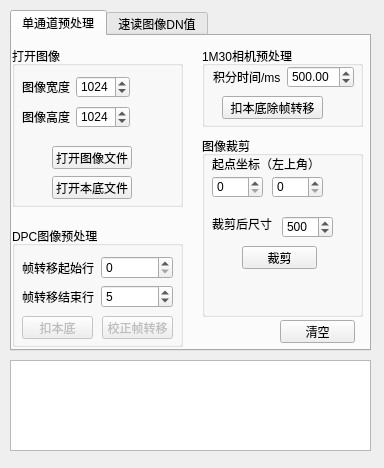
The window that gui.ui (angel263wy/Img_preprocess) describes before a commit, drawn with Qt 5.
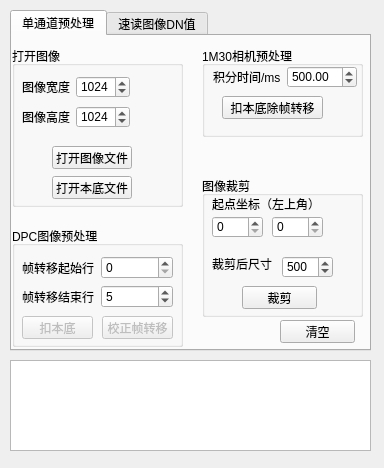
The same window after the commit.

Commit message: 修改1M30帧转移的BUG，优化界面

Diff of the .ui file:
```diff
--- a/gui.ui
+++ b/gui.ui
@@ -77,7 +77,7 @@
        <string>打开本底文件</string>
       </property>
      </widget>
-     <widget class="QWidget" name="">
+     <widget class="QWidget" name="layoutWidget">
       <property name="geometry">
        <rect>
         <x>10</x>
@@ -259,7 +259,7 @@
        <x>190</x>
        <y>10</y>
        <width>161</width>
-       <height>81</height>
+       <height>91</height>
       </rect>
      </property>
      <property name="title">
@@ -278,12 +278,12 @@
        <string>扣本底除帧转移</string>
       </property>
      </widget>
-     <widget class="QWidget" name="">
+     <widget class="QWidget" name="layoutWidget">
       <property name="geometry">
        <rect>
         <x>11</x>
         <y>20</y>
-        <width>141</width>
+        <width>144</width>
         <height>22</height>
        </rect>
       </property>
@@ -321,9 +321,9 @@
      <property name="geometry">
       <rect>
        <x>190</x>
-       <y>100</y>
+       <y>140</y>
        <width>161</width>
-       <height>181</height>
+       <height>141</height>
       </rect>
      </property>
      <property name="title">
```
Left out of the diff: 2 changed lines with no effect on the pictures. The commit also changes 2 other files.
